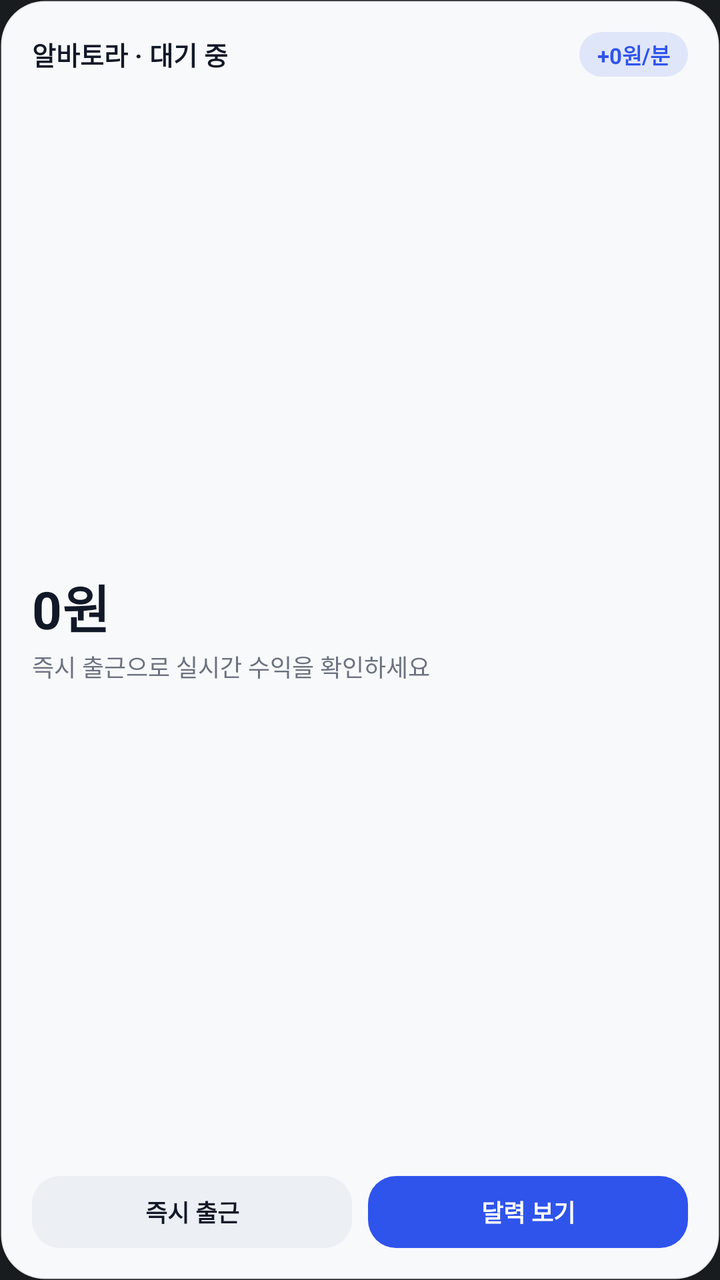
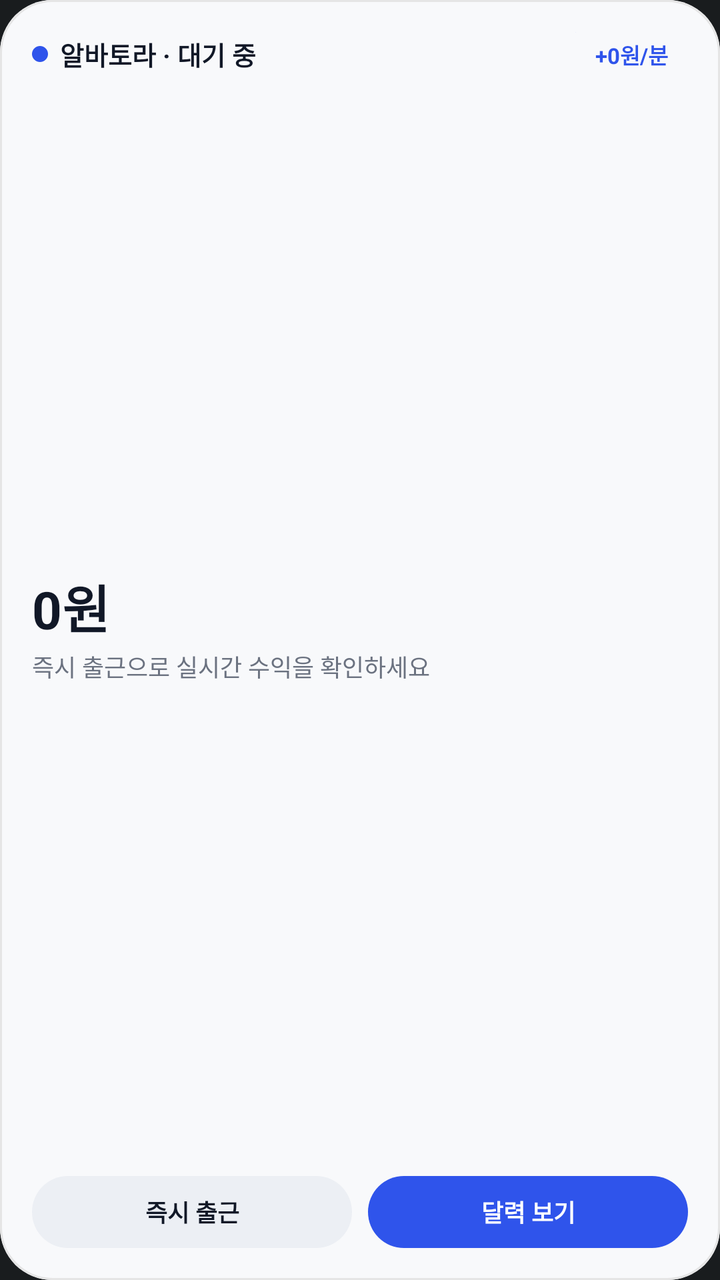

Compare the two renders of this Android layout. The source of the first and the diff that turns it into the second are given below.
<!-- AndroidManifest.xml: application theme Theme.AlbaTora -->
<!-- res/layout/widget_live_earnings.xml -->
<?xml version="1.0" encoding="utf-8"?>
<LinearLayout xmlns:android="http://schemas.android.com/apk/res/android"
    android:id="@+id/widget_root"
    android:layout_width="match_parent"
    android:layout_height="match_parent"
    android:background="@drawable/widget_bg_card"
    android:orientation="vertical"
    android:padding="16dp">

    <LinearLayout
        android:layout_width="match_parent"
        android:layout_height="wrap_content"
        android:gravity="center_vertical"
        android:orientation="horizontal">

        <TextView
            android:id="@+id/widget_live_title"
            android:layout_width="0dp"
            android:layout_height="wrap_content"
            android:layout_weight="1"
            android:ellipsize="end"
            android:maxLines="1"
            android:text="알바토라 · 대기 중"
            android:textColor="@color/widget_text_primary"
            android:textSize="13sp"
            android:textStyle="bold" />

        <TextView
            android:id="@+id/widget_live_rate"
            android:layout_width="wrap_content"
            android:layout_height="wrap_content"
            android:background="@drawable/widget_bg_soft_pill"
            android:paddingLeft="9dp"
            android:paddingTop="3dp"
            android:paddingRight="9dp"
            android:paddingBottom="3dp"
            android:text="+0원/분"
            android:textColor="@color/widget_accent"
            android:textSize="11sp"
            android:textStyle="bold" />
    </LinearLayout>

    <LinearLayout
        android:layout_width="match_parent"
        android:layout_height="0dp"
        android:layout_weight="1"
        android:gravity="center_vertical"
        android:orientation="vertical"
        android:paddingTop="6dp"
        android:paddingBottom="6dp">

        <TextView
            android:id="@+id/widget_live_amount"
            android:layout_width="match_parent"
            android:layout_height="wrap_content"
            android:ellipsize="end"
            android:maxLines="1"
            android:text="0원"
            android:textColor="@color/widget_text_primary"
            android:textSize="26sp"
            android:textStyle="bold" />

        <TextView
            android:id="@+id/widget_live_sub"
            android:layout_width="match_parent"
            android:layout_height="wrap_content"
            android:layout_marginTop="2dp"
            android:ellipsize="end"
            android:maxLines="1"
            android:text="즉시 출근으로 실시간 수익을 확인하세요"
            android:textColor="@color/widget_text_secondary"
            android:textSize="12sp" />
    </LinearLayout>

    <LinearLayout
        android:layout_width="match_parent"
        android:layout_height="wrap_content"
        android:orientation="horizontal">

        <TextView
            android:id="@+id/widget_btn_primary"
            android:layout_width="0dp"
            android:layout_height="36dp"
            android:layout_weight="1"
            android:background="@drawable/widget_bg_pill"
            android:gravity="center"
            android:maxLines="1"
            android:text="즉시 출근"
            android:textColor="@color/widget_text_primary"
            android:textSize="12sp"
            android:textStyle="bold" />

        <TextView
            android:id="@+id/widget_btn_secondary"
            android:layout_width="0dp"
            android:layout_height="36dp"
            android:layout_marginStart="8dp"
            android:layout_weight="1"
            android:background="@drawable/widget_bg_accent_pill"
            android:gravity="center"
            android:maxLines="1"
            android:text="달력 보기"
            android:textColor="@color/widget_on_accent"
            android:textSize="12sp"
            android:textStyle="bold" />
    </LinearLayout>

</LinearLayout>
<!-- resources referenced by this layout -->
<resources>
  <color name="widget_accent">#2F54EB</color>
  <color name="widget_on_accent">#FFFFFF</color>
  <color name="widget_text_primary">#111827</color>
  <color name="widget_text_secondary">#6B7280</color>
  <!-- drawable widget_bg_accent_pill (drawable) -->
  <?xml version="1.0" encoding="utf-8"?>
  <shape xmlns:android="http://schemas.android.com/apk/res/android"
      android:shape="rectangle">
      <solid android:color="@color/widget_accent" />
      <corners android:radius="14dp" />
  </shape>
  <!-- drawable widget_bg_card (drawable) -->
  <?xml version="1.0" encoding="utf-8"?>
  <shape xmlns:android="http://schemas.android.com/apk/res/android"
      android:shape="rectangle">
      <solid android:color="@color/widget_bg" />
      <stroke
          android:width="1dp"
          android:color="@color/widget_border" />
      <corners android:radius="22dp" />
  </shape>
  <!-- drawable widget_bg_pill (drawable) -->
  <?xml version="1.0" encoding="utf-8"?>
  <shape xmlns:android="http://schemas.android.com/apk/res/android"
      android:shape="rectangle">
      <solid android:color="@color/widget_card_inner" />
      <corners android:radius="14dp" />
  </shape>
  <!-- drawable widget_bg_soft_pill (drawable) -->
  <?xml version="1.0" encoding="utf-8"?>
  <shape xmlns:android="http://schemas.android.com/apk/res/android"
      android:shape="rectangle">
      <solid android:color="@color/widget_accent_soft" />
      <corners android:radius="14dp" />
  </shape>
  <style name="Theme.AlbaTora" parent="android:Theme.DeviceDefault.NoActionBar">
          <item name="android:statusBarColor">@android:color/transparent</item>
          <item name="android:navigationBarColor">@android:color/transparent</item>
          <item name="android:windowDrawsSystemBarBackgrounds">true</item>
      </style>
  <color name="widget_bg">#F8F9FB</color>
  <color name="widget_border">#1A000000</color>
  <color name="widget_card_inner">#ECEFF4</color>
  <color name="widget_accent_soft">#1E2F54EB</color>
</resources>

<!-- the commit's change to res/layout/widget_live_earnings.xml (unified diff, before → after) -->
@@ -1,108 +1,188 @@
 <?xml version="1.0" encoding="utf-8"?>
-<LinearLayout xmlns:android="http://schemas.android.com/apk/res/android"
+<FrameLayout xmlns:android="http://schemas.android.com/apk/res/android"
     android:id="@+id/widget_root"
     android:layout_width="match_parent"
-    android:layout_height="match_parent"
-    android:background="@drawable/widget_bg_card"
-    android:orientation="vertical"
-    android:padding="16dp">
+    android:layout_height="match_parent">
+
+    <ImageView
+        android:id="@+id/widget_bg_fill"
+        android:layout_width="match_parent"
+        android:layout_height="match_parent"
+        android:importantForAccessibility="no"
+        android:scaleType="fitXY"
+        android:src="@drawable/widget_shape_card_base"
+        android:tint="@color/widget_bg" />
+
+    <ImageView
+        android:id="@+id/widget_bg_stroke"
+        android:layout_width="match_parent"
+        android:layout_height="match_parent"
+        android:importantForAccessibility="no"
+        android:scaleType="fitXY"
+        android:src="@drawable/widget_shape_card_stroke"
+        android:tint="@color/widget_border" />
 
     <LinearLayout
         android:layout_width="match_parent"
-        android:layout_height="wrap_content"
-        android:gravity="center_vertical"
-        android:orientation="horizontal">
+        android:layout_height="match_parent"
+        android:orientation="vertical"
+        android:padding="16dp">
 
-        <TextView
-            android:id="@+id/widget_live_title"
-            android:layout_width="0dp"
-            android:layout_height="wrap_content"
-            android:layout_weight="1"
-            android:ellipsize="end"
-            android:maxLines="1"
-            android:text="알바토라 · 대기 중"
-            android:textColor="@color/widget_text_primary"
-            android:textSize="13sp"
-            android:textStyle="bold" />
-
-        <TextView
-            android:id="@+id/widget_live_rate"
-            android:layout_width="wrap_content"
-            android:layout_height="wrap_content"
-            android:background="@drawable/widget_bg_soft_pill"
-            android:paddingLeft="9dp"
-            android:paddingTop="3dp"
-            android:paddingRight="9dp"
-            android:paddingBottom="3dp"
-            android:text="+0원/분"
-            android:textColor="@color/widget_accent"
-            android:textSize="11sp"
-            android:textStyle="bold" />
-    </LinearLayout>
-
-    <LinearLayout
-        android:layout_width="match_parent"
-        android:layout_height="0dp"
-        android:layout_weight="1"
-        android:gravity="center_vertical"
-        android:orientation="vertical"
-        android:paddingTop="6dp"
-        android:paddingBottom="6dp">
-
-        <TextView
-            android:id="@+id/widget_live_amount"
+        <LinearLayout
             android:layout_width="match_parent"
             android:layout_height="wrap_content"
-            android:ellipsize="end"
-            android:maxLines="1"
-            android:text="0원"
-            android:textColor="@color/widget_text_primary"
-            android:textSize="26sp"
-            android:textStyle="bold" />
+            android:gravity="center_vertical"
+            android:orientation="horizontal">
 
-        <TextView
-            android:id="@+id/widget_live_sub"
+            <ImageView
+                android:id="@+id/widget_live_dot"
+                android:layout_width="8dp"
+                android:layout_height="8dp"
+                android:layout_marginEnd="6dp"
+                android:importantForAccessibility="no"
+                android:src="@drawable/widget_dot_base"
+                android:tint="@color/widget_accent" />
+
+            <TextView
+                android:id="@+id/widget_live_title"
+                android:layout_width="0dp"
+                android:layout_height="wrap_content"
+                android:layout_weight="1"
+                android:ellipsize="end"
+                android:maxLines="1"
+                android:text="알바토라 · 대기 중"
+                android:textColor="@color/widget_text_primary"
+                android:textSize="13sp"
+                android:textStyle="bold" />
+
+            <FrameLayout
+                android:layout_width="wrap_content"
+                android:layout_height="wrap_content"
+                android:layout_marginStart="6dp">
+
+                <ImageView
+                    android:id="@+id/widget_live_rate_bg"
+                    android:layout_width="match_parent"
+                    android:layout_height="match_parent"
+                    android:importantForAccessibility="no"
+                    android:scaleType="fitXY"
+                    android:src="@drawable/widget_shape_pill_base"
+                    android:tint="@color/widget_accent_soft" />
+
+                <TextView
+                    android:id="@+id/widget_live_rate"
+                    android:layout_width="wrap_content"
+                    android:layout_height="wrap_content"
+                    android:maxLines="1"
+                    android:paddingLeft="10dp"
+                    android:paddingTop="3dp"
+                    android:paddingRight="10dp"
+                    android:paddingBottom="3dp"
+                    android:text="+0원/분"
+                    android:textColor="@color/widget_accent"
+                    android:textSize="11sp"
+                    android:textStyle="bold" />
+            </FrameLayout>
+        </LinearLayout>
+
+        <LinearLayout
+            android:layout_width="match_parent"
+            android:layout_height="0dp"
+            android:layout_weight="1"
+            android:gravity="center_vertical"
+            android:orientation="vertical"
+            android:paddingTop="4dp"
+            android:paddingBottom="4dp">
+
+            <TextView
+                android:id="@+id/widget_live_amount"
+                android:layout_width="match_parent"
+                android:layout_height="wrap_content"
+                android:ellipsize="end"
+                android:maxLines="1"
+                android:text="0원"
+                android:textColor="@color/widget_text_primary"
+                android:textSize="26sp"
+                android:textStyle="bold" />
+
+            <TextView
+                android:id="@+id/widget_live_sub"
+                android:layout_width="match_parent"
+                android:layout_height="wrap_content"
+                android:layout_marginTop="2dp"
+                android:ellipsize="end"
+                android:maxLines="1"
+                android:text="즉시 출근으로 실시간 수익을 확인하세요"
+                android:textColor="@color/widget_text_secondary"
+                android:textSize="12sp" />
+        </LinearLayout>
+
+        <LinearLayout
+            android:id="@+id/widget_actions_row"
             android:layout_width="match_parent"
             android:layout_height="wrap_content"
-            android:layout_marginTop="2dp"
-            android:ellipsize="end"
-            android:maxLines="1"
-            android:text="즉시 출근으로 실시간 수익을 확인하세요"
-            android:textColor="@color/widget_text_secondary"
-            android:textSize="12sp" />
+            android:orientation="horizontal">
+
+            <FrameLayout
+                android:id="@+id/widget_btn_primary_wrap"
+                android:layout_width="0dp"
+                android:layout_height="36dp"
+                android:layout_weight="1">
+
+                <ImageView
+                    android:id="@+id/widget_btn_primary_bg"
+                    android:layout_width="match_parent"
+                    android:layout_height="match_parent"
+                    android:importantForAccessibility="no"
+                    android:scaleType="fitXY"
+                    android:src="@drawable/widget_shape_pill_base"
+                    android:tint="@color/widget_card_inner" />
+
+                <TextView
+                    android:id="@+id/widget_btn_primary"
+                    android:layout_width="match_parent"
+                    android:layout_height="match_parent"
+                    android:ellipsize="end"
+                    android:gravity="center"
+                    android:maxLines="1"
+                    android:paddingLeft="8dp"
+                    android:paddingRight="8dp"
+                    android:text="즉시 출근"
+                    android:textColor="@color/widget_text_primary"
+                    android:textSize="12sp"
+                    android:textStyle="bold" />
+            </FrameLayout>
+
+            <FrameLayout
+                android:id="@+id/widget_btn_secondary_wrap"
+                android:layout_width="0dp"
+                android:layout_height="36dp"
+                android:layout_marginStart="8dp"
+                android:layout_weight="1">
+
+                <ImageView
+                    android:id="@+id/widget_btn_secondary_bg"
+                    android:layout_width="match_parent"
+                    android:layout_height="match_parent"
+                    android:importantForAccessibility="no"
+                    android:scaleType="fitXY"
+                    android:src="@drawable/widget_shape_pill_base"
+                    android:tint="@color/widget_accent" />
+
+                <TextView
+                    android:id="@+id/widget_btn_secondary"
+                    android:layout_width="match_parent"
+                    android:layout_height="match_parent"
+                    android:ellipsize="end"
+                    android:gravity="center"
+                    android:maxLines="1"
+                    android:paddingLeft="8dp"
+                    android:paddingRight="8dp"
+                    android:text="달력 보기"
+                    android:textColor="@color/widget_on_accent"
+                    android:textSize="12sp"
+                    android:textStyle="bold" />
+            </FrameLayout>
+        </LinearLayout>
     </LinearLayout>
-
-    <LinearLayout
-        android:layout_width="match_parent"
-        android:layout_height="wrap_content"
-        android:orientation="horizontal">
-
-        <TextView
-            android:id="@+id/widget_btn_primary"
-            android:layout_width="0dp"
-            android:layout_height="36dp"
-            android:layout_weight="1"
-            android:background="@drawable/widget_bg_pill"
-            android:gravity="center"
-            android:maxLines="1"
-            android:text="즉시 출근"
-            android:textColor="@color/widget_text_primary"
-            android:textSize="12sp"
-            android:textStyle="bold" />
-
-        <TextView
-            android:id="@+id/widget_btn_secondary"
-            android:layout_width="0dp"
-            android:layout_height="36dp"
-            android:layout_marginStart="8dp"
-            android:layout_weight="1"
-            android:background="@drawable/widget_bg_accent_pill"
-            android:gravity="center"
-            android:maxLines="1"
-            android:text="달력 보기"
-            android:textColor="@color/widget_on_accent"
-            android:textSize="12sp"
-            android:textStyle="bold" />
-    </LinearLayout>
-
-</LinearLayout>
+</FrameLayout>
<!-- resource entries referenced after the edit -->
@@ -4,36 +4,35 @@
   <color name="widget_on_accent">#FFFFFF</color>
   <color name="widget_text_primary">#111827</color>
   <color name="widget_text_secondary">#6B7280</color>
-  <!-- drawable widget_bg_accent_pill (drawable) -->
+  <!-- drawable widget_dot_base (drawable) -->
+  <?xml version="1.0" encoding="utf-8"?>
+  <shape xmlns:android="http://schemas.android.com/apk/res/android"
+      android:shape="oval">
+      <solid android:color="#FFFFFFFF" />
+  </shape>
+  <!-- drawable widget_shape_card_base (drawable) -->
   <?xml version="1.0" encoding="utf-8"?>
   <shape xmlns:android="http://schemas.android.com/apk/res/android"
       android:shape="rectangle">
-      <solid android:color="@color/widget_accent" />
-      <corners android:radius="14dp" />
+      <solid android:color="#FFFFFFFF" />
+      <corners android:radius="26dp" />
   </shape>
-  <!-- drawable widget_bg_card (drawable) -->
+  <!-- drawable widget_shape_card_stroke (drawable) -->
   <?xml version="1.0" encoding="utf-8"?>
   <shape xmlns:android="http://schemas.android.com/apk/res/android"
       android:shape="rectangle">
-      <solid android:color="@color/widget_bg" />
+      <solid android:color="#00000000" />
       <stroke
           android:width="1dp"
-          android:color="@color/widget_border" />
-      <corners android:radius="22dp" />
+          android:color="#FFFFFFFF" />
+      <corners android:radius="26dp" />
   </shape>
-  <!-- drawable widget_bg_pill (drawable) -->
+  <!-- drawable widget_shape_pill_base (drawable) -->
   <?xml version="1.0" encoding="utf-8"?>
   <shape xmlns:android="http://schemas.android.com/apk/res/android"
       android:shape="rectangle">
-      <solid android:color="@color/widget_card_inner" />
-      <corners android:radius="14dp" />
-  </shape>
-  <!-- drawable widget_bg_soft_pill (drawable) -->
-  <?xml version="1.0" encoding="utf-8"?>
-  <shape xmlns:android="http://schemas.android.com/apk/res/android"
-      android:shape="rectangle">
-      <solid android:color="@color/widget_accent_soft" />
-      <corners android:radius="14dp" />
+      <solid android:color="#FFFFFFFF" />
+      <corners android:radius="999dp" />
   </shape>
   <style name="Theme.AlbaTora" parent="android:Theme.DeviceDefault.NoActionBar">
           <item name="android:statusBarColor">@android:color/transparent</item>
